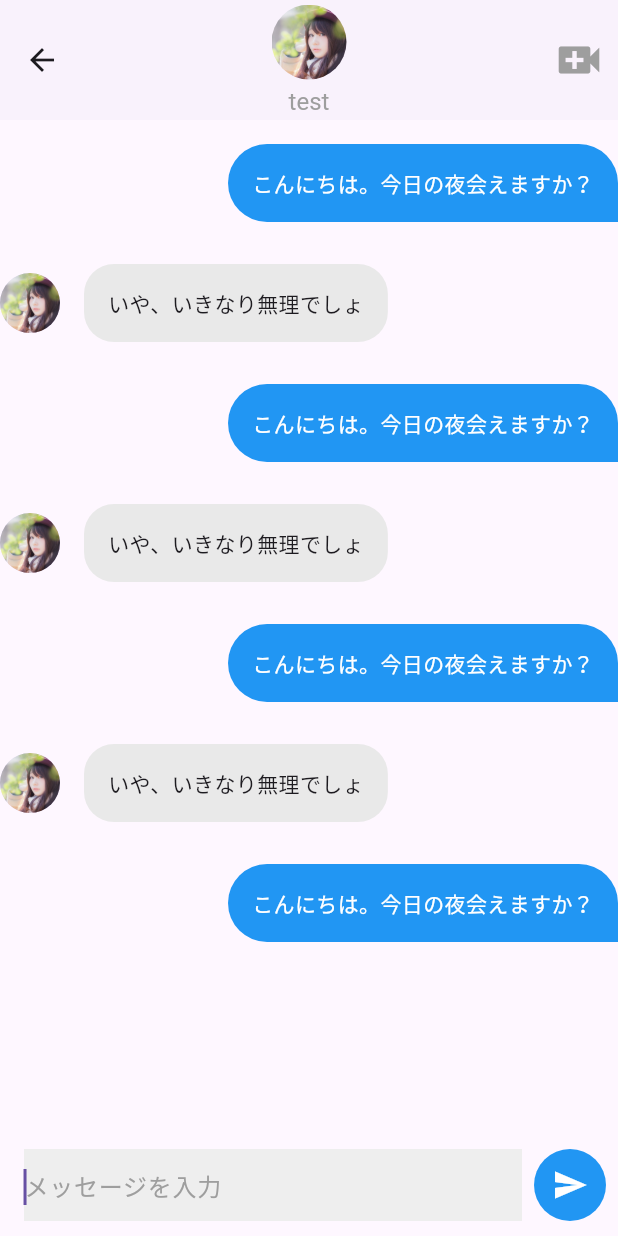
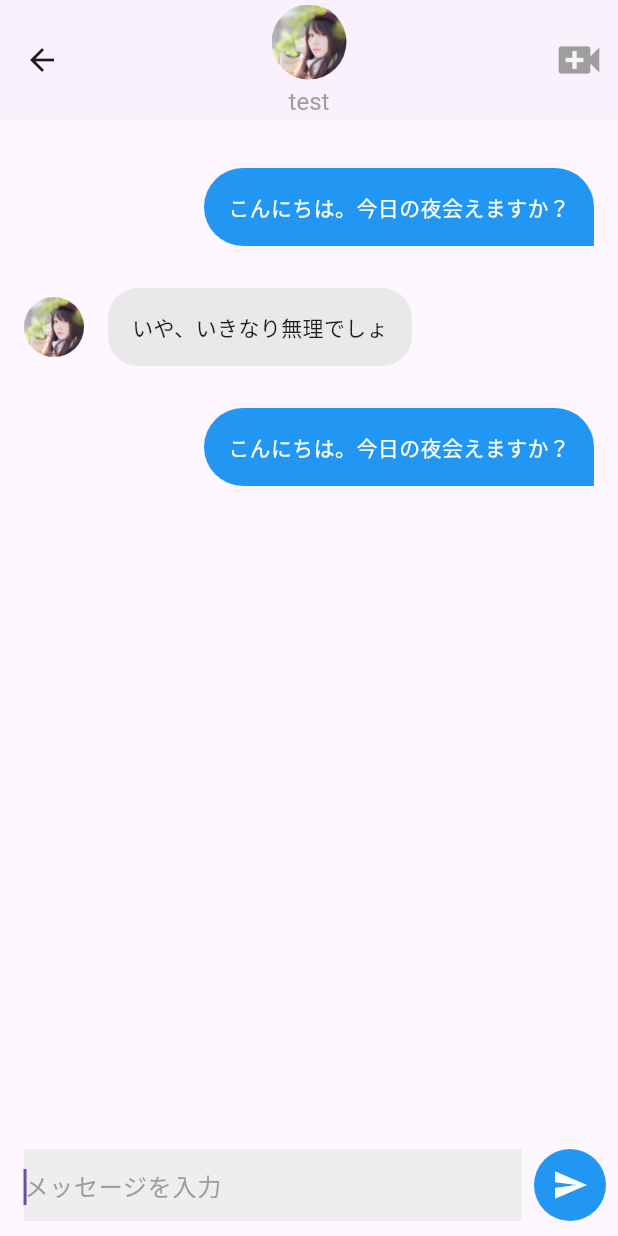
Before and after one commit to yamazakimina/test_flutter_01, a Flutter app: the Chat screen opened directly, on a phone screen of 412 x 824 dp. Run offline on Flutter 3.47's test engine with Material 3 defaults, Android fonts, the phone set to English and light mode, and no system bars; our stand-ins replace swipe_cards; network calls fail.

Commit message:
チャット画面の不具合修正

```diff
--- a/lib/chat.dart
+++ b/lib/chat.dart
@@ -6,7 +6,34 @@ class Chat extends StatelessWidget {
   @override
   Widget build(BuildContext context) {
     return Scaffold(
-      appBar: AppBar(
+      appBar: appBar(context),
+      body: SafeArea(
+        child: Column(
+          children: <Widget>[
+            Expanded(
+              child: Padding(
+                padding: const EdgeInsets.symmetric(
+                  horizontal: 16,
+                  vertical: 32,
+                ),
+                child: Column(
+                  children: <Widget>[
+                    rightBalloon(),
+                    leftBalloon(),
+                    rightBalloon(),
+                  ],
+                ),
+              ),
+            ),
+            TextInputWidget(),
+          ],
+        ),
+      ),
+    );
+  }
+
+  AppBar appBar(BuildContext context) {
+    return AppBar(
       backgroundColor: Theme.of(context).canvasColor,
       elevation: .6,
       toolbarHeight: 80, // AppBarの高さを調整
@@ -40,24 +67,6 @@ class Chat extends StatelessWidget {
         ),
       ],
       centerTitle: true,
-      ),
-      body: SafeArea(
-        child: SingleChildScrollView(
-          child: Column(
-            children: <Widget>[
-              SizedBox(height: 16),
-              rightBalloon(),
-              leftBalloon(),
-              rightBalloon(),
-              leftBalloon(),
-              rightBalloon(),
-              leftBalloon(),
-              rightBalloon(),
-            ],
-          ),
-        ),
-      ),
-      bottomNavigationBar: TextInputWidget(),
     );
   }
 
```
Lines whose indentation alone changed are shown as unchanged.
